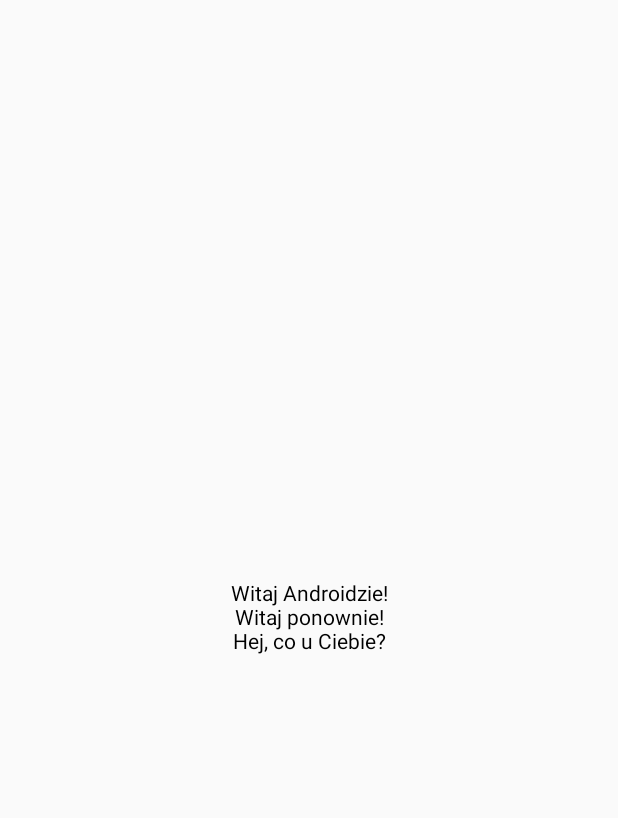
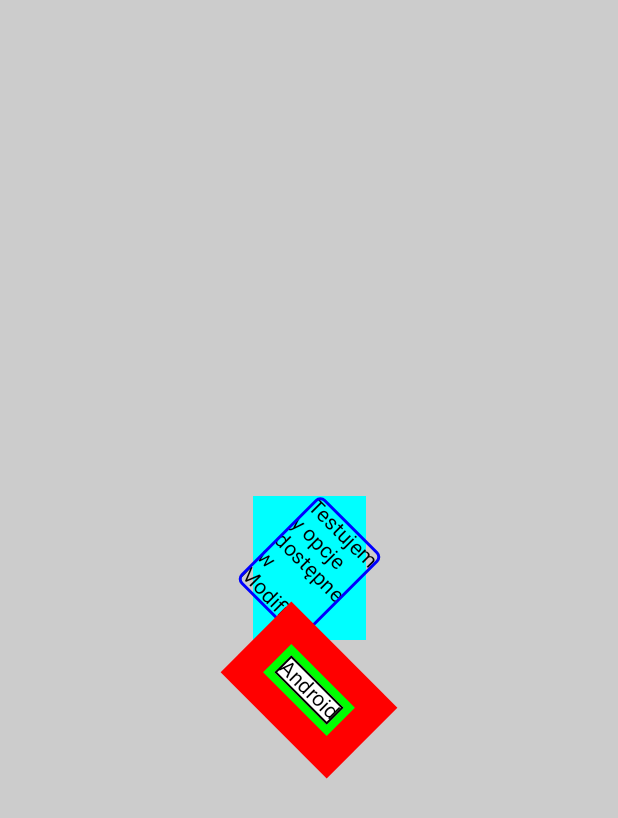
Before and after one commit to bojarski-kursy/kurs-android-tasks, an Android app built with Jetpack Compose: the screen it shows after launch (MainActivity), on a phone screen of 412 x 824 dp. Shown: the top 818 px of the screen. Run offline under Robolectric (Android 15) with nearby library versions, the phone set to English and light mode, and no system bars.

Commit message:
Compose - Modifier

```diff
--- a/app/src/main/java/ski/bojar/kurs/android/tasks/MainActivity.kt
+++ b/app/src/main/java/ski/bojar/kurs/android/tasks/MainActivity.kt
@@ -4,23 +4,70 @@ import android.os.Bundle
 import androidx.activity.ComponentActivity
 import androidx.activity.compose.setContent
 import androidx.compose.foundation.background
+import androidx.compose.foundation.border
 import androidx.compose.foundation.layout.Arrangement
 import androidx.compose.foundation.layout.Column
 import androidx.compose.foundation.layout.Row
 import androidx.compose.foundation.layout.fillMaxSize
+import androidx.compose.foundation.layout.padding
+import androidx.compose.foundation.layout.width
+import androidx.compose.foundation.shape.RoundedCornerShape
 import androidx.compose.material3.Text
 import androidx.compose.runtime.Composable
 import androidx.compose.ui.Alignment
 import androidx.compose.ui.Modifier
+import androidx.compose.ui.draw.rotate
 import androidx.compose.ui.graphics.Color
+import androidx.compose.ui.unit.dp
 
 class MainActivity : ComponentActivity() {
     override fun onCreate(savedInstanceState: Bundle?) {
         super.onCreate(savedInstanceState)
         setContent {
-            //MyColumn()
-            //MyRow()
-            MyColumnExercise()
+            MyModifier()
+        }
+    }
+
+    @Composable
+    fun MyModifier() {
+        Column(
+            modifier = Modifier
+                .background(Color.LightGray)
+//                .fillMaxHeight()
+//                .fillMaxWidth()
+                .fillMaxSize()
+//                .height(100.dp)
+//                .width(200.dp)
+//                .size(height = 100.dp, width = 200.dp)
+//                .padding(50.dp)
+//                .padding(top = 16.dp, bottom = 32.dp, start = 4.dp, end = 64.dp)
+//                .padding(horizontal = 16.dp)
+                .padding(vertical = 32.dp),
+            verticalArrangement = Arrangement.Center,
+            horizontalAlignment = Alignment.CenterHorizontally
+        ) {
+            Text(
+                text = "Testujemy opcje dostępne w Modifier",
+                modifier = Modifier
+                    .width(75.dp)
+//                    .background(Color.Cyan, CircleShape) // RectangleShape, CircleShape, RoundedCornerShape, CutCornerShape
+//                    .clip(CircleShape)
+                    .background(Color.Cyan)
+                    .padding(8.dp)
+                    .rotate(45f)
+                    .border(2.dp, Color.Blue, RoundedCornerShape(5.dp))
+            )
+            Text(
+                text = "Android",
+                modifier = Modifier
+                    .rotate(45f)
+                    .background(Color.Red)
+                    .padding(20.dp)
+                    .background(Color.Green)
+                    .padding(5.dp)
+                    .border(1.dp, Color.Black)
+                    .background(Color.White)
+            )
         }
     }
 
```
